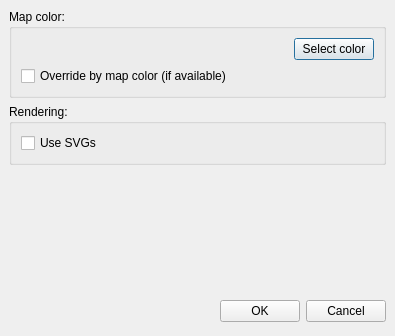
The window that ui/form_settings.ui (pnordhus/openorbiter) describes before a commit, drawn with Qt 5.
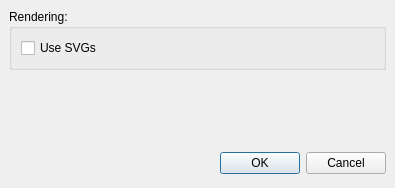
The same window after the commit.

Commit message: - added opengl support (once again) - config class now uses string map

The edit to the form file:
```diff
--- a/ui/form_settings.ui
+++ b/ui/form_settings.ui
@@ -6,7 +6,7 @@
     <x>0</x>
     <y>0</y>
     <width>395</width>
-    <height>336</height>
+    <height>188</height>
    </rect>
   </property>
   <property name="windowTitle" >
@@ -19,57 +19,6 @@
    <property name="spacing" >
     <number>6</number>
    </property>
-   <item>
-    <widget class="QGroupBox" name="groupBox" >
-     <property name="title" >
-      <string>Map color:</string>
-     </property>
-     <layout class="QVBoxLayout" >
-      <property name="margin" >
-       <number>9</number>
-      </property>
-      <property name="spacing" >
-       <number>6</number>
-      </property>
-      <item>
-       <layout class="QHBoxLayout" >
-        <property name="margin" >
-         <number>0</number>
-        </property>
-        <property name="spacing" >
-         <number>6</number>
-        </property>
-        <item>
-         <widget class="QFrame" name="frameColor" >
-          <property name="sizePolicy" >
-           <sizepolicy>
-            <hsizetype>7</hsizetype>
-            <vsizetype>5</vsizetype>
-            <horstretch>0</horstretch>
-            <verstretch>0</verstretch>
-           </sizepolicy>
-          </property>
-         </widget>
-        </item>
-        <item>
-         <widget class="QPushButton" name="buttonSelectColor" >
-          <property name="text" >
-           <string>Select color</string>
-          </property>
-         </widget>
-        </item>
-       </layout>
-      </item>
-      <item>
-       <widget class="QCheckBox" name="checkBox" >
-        <property name="text" >
-         <string>Override by map color (if available)</string>
-        </property>
-       </widget>
-      </item>
-     </layout>
-    </widget>
-   </item>
    <item>
     <widget class="QGroupBox" name="groupBox_2" >
      <property name="title" >
```
The commit also changes 16 other files.
